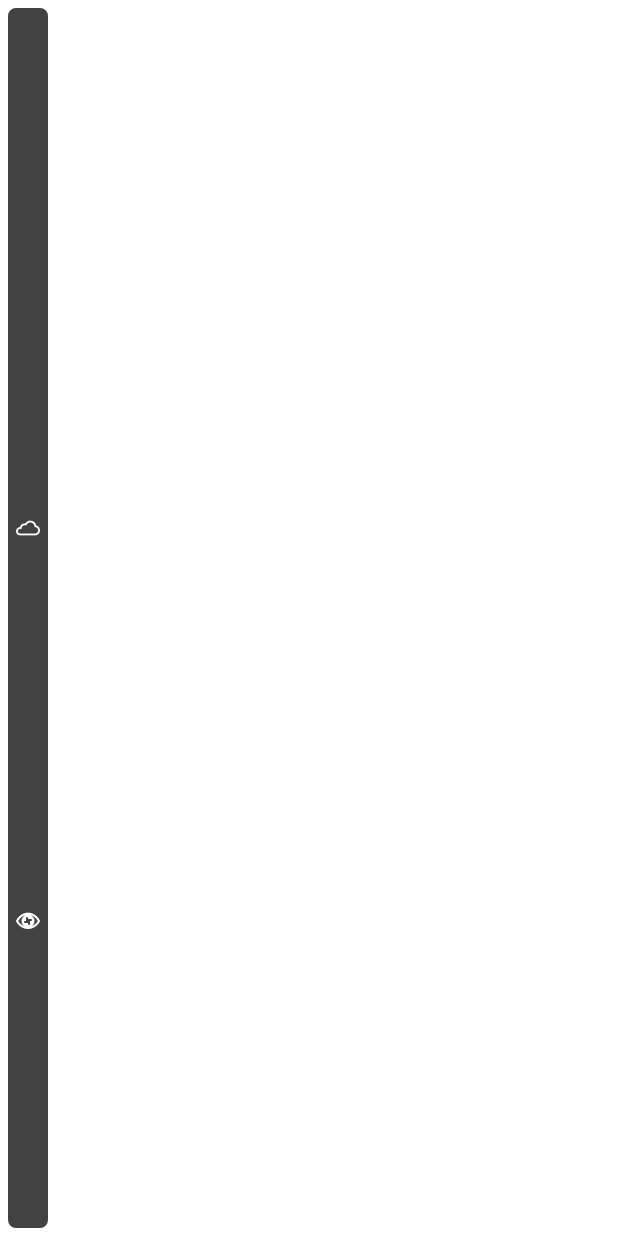
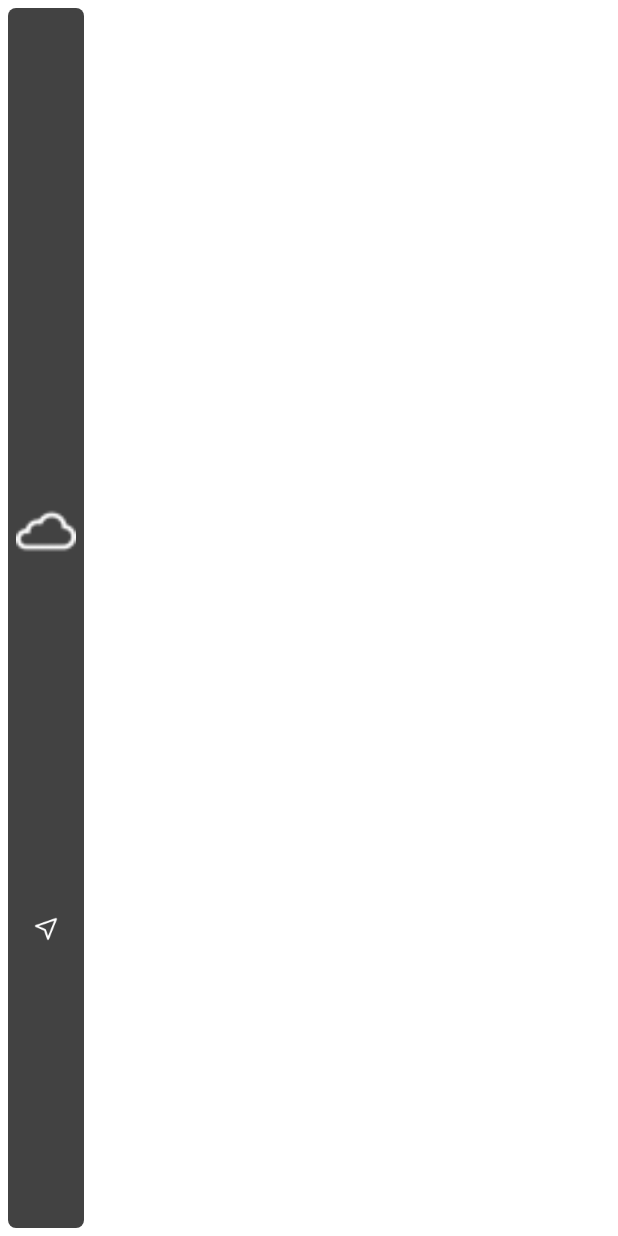
Before and after one commit to ngockieubao/TodayWeatherBug, an Android app: the layout rcv_hourly_element.xml on its own in the app's theme, with its tools: preview values and no code run, on a phone screen of 412 x 824 dp. Run offline under Robolectric (Android 15) with nearby library versions, the phone set to English and light mode, and no system bars.

```diff
--- a/app/build.gradle
+++ b/app/build.gradle
@@ -69,9 +69,13 @@ dependencies {
     implementation "androidx.room:room-ktx:$room_version"
     kapt  "androidx.room:room-compiler:$room_version"
 
-    //
+    // Log API
     implementation 'com.squareup.okhttp3:logging-interceptor:4.2.1'
 
     // Google Play Services
     implementation 'com.google.android.gms:play-services-location:19.0.1'
+
+    // Glide
+    implementation 'com.github.bumptech.glide:glide:4.13.0'
+    annotationProcessor 'com.github.bumptech.glide:compiler:4.13.0'
 }
--- a/app/src/main/AndroidManifest.xml
+++ b/app/src/main/AndroidManifest.xml
@@ -3,7 +3,7 @@
     package="com.example.todayweather">
 
     <uses-permission android:name="android.permission.INTERNET" />
-    <uses-permission android:name="android.permission.ACCESS_COARSE_LOCATION"/>
+    <uses-permission android:name="android.permission.ACCESS_COARSE_LOCATION" />
 
     <application
         android:allowBackup="false"
@@ -11,7 +11,8 @@
         android:label="@string/app_name"
         android:roundIcon="@mipmap/ic_todayweather"
         android:supportsRtl="true"
-        android:theme="@style/Theme.TodayWeather">
+        android:theme="@style/Theme.TodayWeather"
+        android:usesCleartextTraffic="true">
         <activity
             android:name=".MainActivity"
             android:exported="true">
--- a/app/src/main/res/layout/rcv_hourly_element.xml
+++ b/app/src/main/res/layout/rcv_hourly_element.xml
@@ -40,8 +40,8 @@
 
         <ImageView
             android:id="@+id/rcv_hourly_imgView_ic_status"
-            android:layout_width="wrap_content"
-            android:layout_height="wrap_content"
+            android:layout_width="40dp"
+            android:layout_height="40dp"
             android:layout_weight="1"
             android:contentDescription="@string/todo"
             android:gravity="center"
@@ -57,12 +57,14 @@
 
         <ImageView
             android:id="@+id/rcv_hourly_imgView_ic_windSpeed"
-            android:layout_width="wrap_content"
-            android:layout_height="wrap_content"
+            android:layout_width="16dp"
+            android:layout_height="16dp"
+            android:tint="@color/white"
             android:layout_weight="1"
             android:contentDescription="@string/todo"
             android:gravity="center_vertical"
-            tools:srcCompat="@mipmap/ic_uchiha_eyes_24" />
+            tools:srcCompat="@mipmap/ic_cursor"
+            tools:ignore="UseAppTint" />
 
         <TextView
             android:layout_width="wrap_content"
```
Also changed, not shown: app/src/main/java/com/example/todayweather/adapter/DailyNavAdapter.kt (+5 -12 lines), app/src/main/java/com/example/todayweather/adapter/HourlyAdapter.kt (+9 -10 lines), app/src/main/java/com/example/todayweather/adapter/HourlyNavAdapter.kt (+10 -7 lines), app/src/main/res/mipmap-hdpi/ic_cursor.png (added), app/src/main/res/mipmap-hdpi/ic_wind.png (added).
